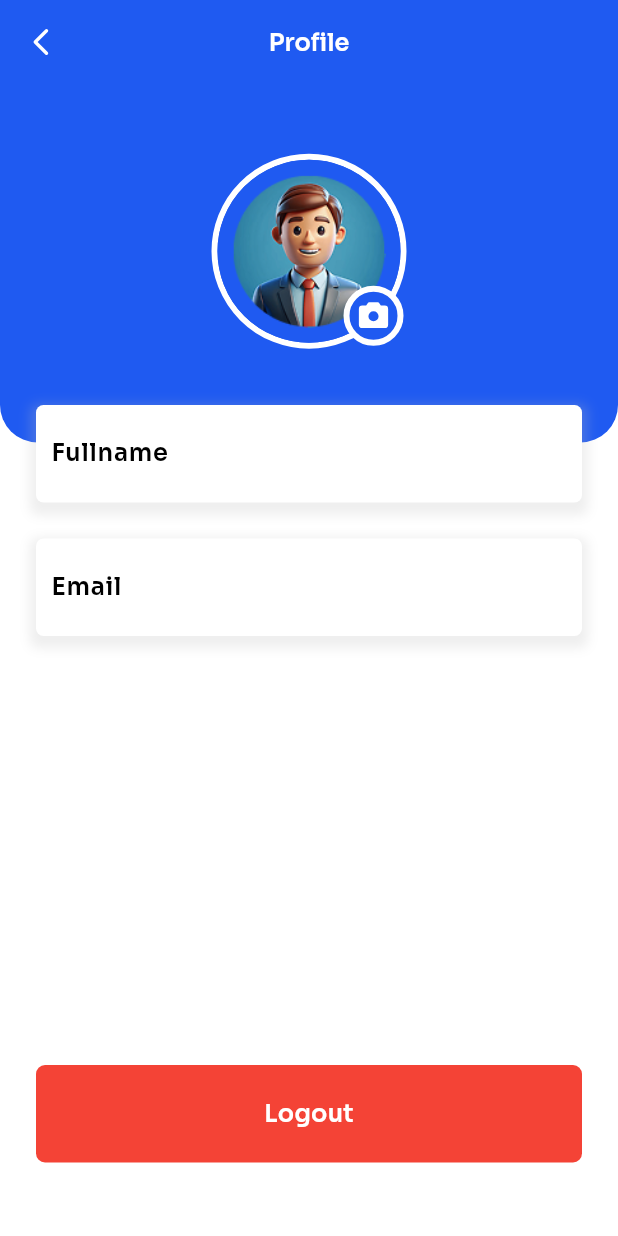
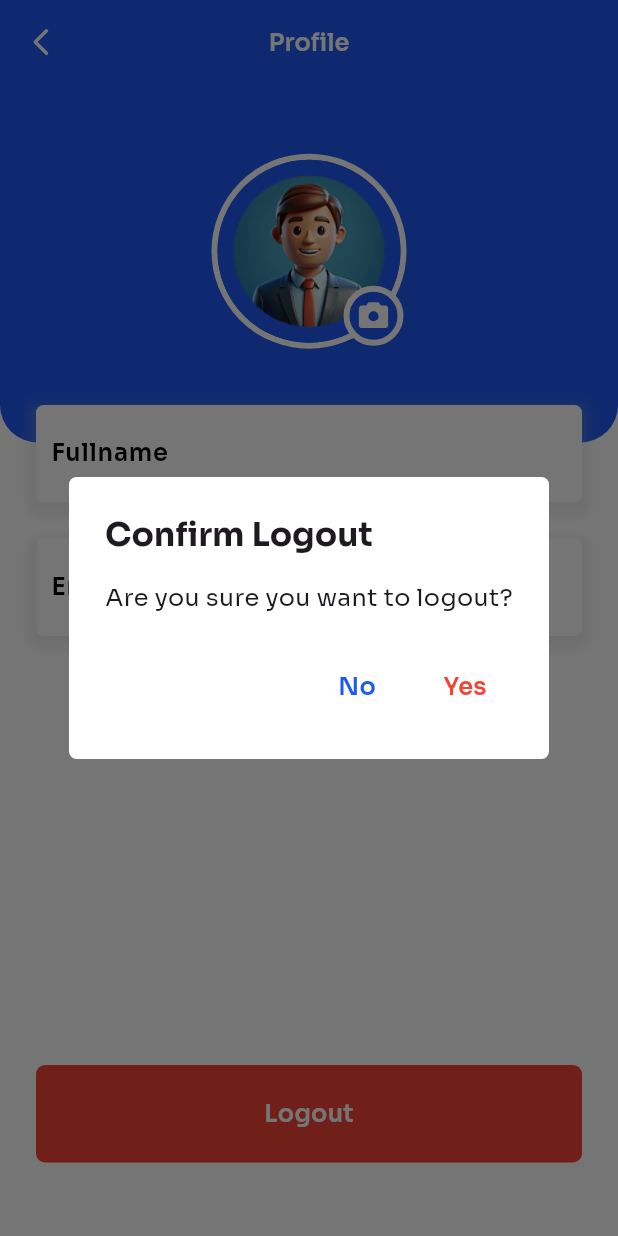
Before and after one commit to bhugthicc2/cvms_mobile, a Flutter app: the ProfilePage screen opened by its route, after a tap on "Logout", on a phone screen of 412 x 824 dp. Run offline on Flutter 3.47's test engine with Material 3 defaults, Android fonts, the phone set to English and light mode, and no system bars; our stand-ins replace audioplayers, cloud_firestore, equatable, firebase_auth, firebase_core, flutter_bloc and 4 more; missing offline and left inert: mobile_scanner; accounts and stored records are empty; generated files the repository leaves out were written again.

Commit message:
cleaning update

```diff
--- a/lib/core/theme/app_strings.dart
+++ b/lib/core/theme/app_strings.dart
@@ -1,10 +1,35 @@
 class AppStrings {
+  //app info and branding
   static const String appName = 'JRMSU - K';
   static const String appInfo = 'CLOUD-BASED VEHICLE MONITORING SYSTEM';
   static const String copyright = '© CDRRMSU - KATIPUNAN, 2025';
+
+  //auth and user management
   static const String loginHeading = 'LOGIN ACCOUNT';
   static const String loginSubHeading = 'Please login your account to access';
-  static const roleSecurity = "security personnel";
-  static const keepLoggedInKey = 'keep_logged_in';
-  static const userIdKey = 'user_id';
+  static const String roleSecurity = "security personnel";
+
+  // SharedPreferences Keys
+  static const String keepLoggedInKey = 'keep_logged_in';
+  static const String userIdKey = 'user_id';
+
+  //time-based greetings
+  static const String morning = 'Good morning';
+  static const String noon = 'Good noon';
+  static const String afternoon = 'Good afternoon';
+  static const String evening = 'Good night';
+
+  //home page quick actions
+  static const String qaLabel = 'Quick Actions';
+  static const String securityPersonnel = 'Security Personnel';
+
+  // Quick Actions Grid Items
+  static const String entranceScanTitle = 'Entrance Scan';
+  static const String entranceScanSubtitle = 'Scan entrance QR';
+  static const String exitScanTitle = 'Exit Scan';
+  static const String exitScanSubtitle = 'Scan exit QR';
+  static const String vehicleScanTitle = 'Vehicle Scan';
+  static const String vehicleScanSubtitle = 'Scan vehicles QR';
+  static const String recentActivityTitle = 'Recent Activity';
+  static const String recentActivitySubtitle = 'View activity history';
 }
--- a/lib/features/auth/bloc/auth_cubit.dart
+++ b/lib/features/auth/bloc/auth_cubit.dart
@@ -46,7 +46,7 @@ class AuthCubit extends Cubit<AuthState> {
     }
   }
 
-  Future<void> logout() async {
+  Future<void> signOut() async {
     await authRepository.signOut();
     emit(AuthLoggedOut());
   }
--- /dev/null
+++ b/lib/features/auth/widgets/dialogs/custom_logout_dialog.dart
@@ -0,0 +1,36 @@
+import 'package:cvms_mobile/core/theme/app_font_sizes.dart';
+import 'package:cvms_mobile/core/theme/app_spacing.dart';
+import 'package:flutter/material.dart';
+
+class CustomLogoutDialog extends StatelessWidget {
+  final VoidCallback onCancel;
+  final VoidCallback onSubmit;
+  const CustomLogoutDialog({
+    super.key,
+    required this.onCancel,
+    required this.onSubmit,
+  });
+
+  @override
+  Widget build(BuildContext context) {
+    return AlertDialog(
+      shape: RoundedRectangleBorder(borderRadius: BorderRadius.circular(5)),
+      insetPadding: AppSpacing.horizontalMd,
+      title: const Text(
+        'Confirm Logout',
+        style: TextStyle(
+          fontFamily: 'Sora',
+          fontSize: AppFontSizes.titleMedium,
+        ),
+      ),
+      content: const Text('Are you sure you want to logout?'),
+      actions: [
+        TextButton(onPressed: onCancel, child: const Text('No')),
+        TextButton(
+          onPressed: onSubmit,
+          child: const Text('Yes', style: TextStyle(color: Colors.red)),
+        ),
+      ],
+    );
+  }
+}
--- a/lib/features/profile/pages/profile_page.dart
+++ b/lib/features/profile/pages/profile_page.dart
@@ -3,13 +3,63 @@ import 'package:cvms_mobile/core/theme/app_colors.dart';
 import 'package:cvms_mobile/core/theme/app_spacing.dart';
 import 'package:cvms_mobile/core/widgets/custom_button.dart';
 import 'package:cvms_mobile/core/widgets/custom_header.dart';
-import 'package:cvms_mobile/features/profile/widgets/custom_text_field.dart';
+import 'package:cvms_mobile/features/auth/bloc/auth_cubit.dart';
+import 'package:cvms_mobile/features/auth/bloc/auth_state.dart';
+import 'package:cvms_mobile/features/auth/widgets/dialogs/custom_logout_dialog.dart';
 import 'package:flutter/material.dart';
+import 'package:flutter_bloc/flutter_bloc.dart';
 import 'package:phosphor_flutter/phosphor_flutter.dart';
 import '../../../core/widgets/custom_app_bar.dart';
+import 'package:cvms_mobile/features/profile/widgets/custom_text_field.dart';
 
-class ProfilePage extends StatelessWidget {
+class ProfilePage extends StatefulWidget {
   const ProfilePage({super.key});
+
+  @override
+  State<ProfilePage> createState() => _ProfilePageState();
+}
+
+class _ProfilePageState extends State<ProfilePage> {
+  late TextEditingController _fullnameController;
+  late TextEditingController _emailController;
+
+  @override
+  void initState() {
+    super.initState();
+    _fullnameController = TextEditingController();
+    _emailController = TextEditingController();
+  }
+
+  @override
+  void dispose() {
+    _fullnameController.dispose();
+    _emailController.dispose();
+    super.dispose();
+  }
+
+  void _handleLogout(BuildContext context) {
+    showDialog(
+      context: context,
+      builder: (BuildContext dialogContext) {
+        return CustomLogoutDialog(
+          onCancel: () => Navigator.of(dialogContext).pop(),
+          onSubmit: () {
+            Navigator.of(dialogContext).pop();
+            _performLogout(context);
+          },
+        );
+      },
+    );
+  }
+
+  void _performLogout(BuildContext context) {
+    context.read<AuthCubit>().signOut();
+    Navigator.pushNamedAndRemoveUntil(
+      context,
+      AppRoutes.login,
+      (route) => false,
+    );
+  }
 
   @override
   Widget build(BuildContext context) {
@@ -17,13 +67,20 @@ class ProfilePage extends StatelessWidget {
 
     final headerHeight = size.height * 0.29;
 
+    return BlocBuilder<AuthCubit, AuthState>(
+      builder: (context, state) {
+        // Get the current user from the cubit
+        final currentUser = state is AuthAuthenticated ? state.user : null;
+        // Update controllers with user data
+        if (currentUser != null) {
+          _fullnameController.text = currentUser.fullname;
+          _emailController.text = currentUser.email;
+        }
         return Scaffold(
           backgroundColor: AppColors.white,
-
           appBar: CustomAppBar(
             pageTitle: 'Profile',
             onPressed: () {
-          //todo
               Navigator.pushNamed(context, AppRoutes.home);
             },
           ),
@@ -103,12 +160,20 @@ class ProfilePage extends StatelessWidget {
                       child: Column(
                         crossAxisAlignment: CrossAxisAlignment.stretch,
                         children: [
-                      CustomTextField(labelText: 'Fullname'),
+                          CustomTextField(
+                            labelText: 'Fullname',
+                            controller: _fullnameController,
+                            readOnly: true,
+                          ),
                           AppSpacing.vLg,
-                      CustomTextField(labelText: 'Email'),
+                          CustomTextField(
+                            labelText: 'Email',
+                            controller: _emailController,
+                            readOnly: true,
+                          ),
                           Spacer(),
                           CustomButton(
-                        onSubmit: () {},
+                            onSubmit: () => _handleLogout(context),
                             btnText: 'Logout',
                             btnColor: AppColors.error,
                           ),
@@ -122,5 +187,7 @@ class ProfilePage extends StatelessWidget {
             ],
           ),
         );
+      },
+    );
   }
 }
--- a/lib/features/profile/widgets/custom_text_field.dart
+++ b/lib/features/profile/widgets/custom_text_field.dart
@@ -4,7 +4,23 @@ import 'package:flutter/material.dart';
 
 class CustomTextField extends StatelessWidget {
   final String labelText;
-  const CustomTextField({super.key, required this.labelText});
+  final TextEditingController? controller;
+  final bool readOnly;
+  final String? initialValue;
+  final void Function(String)? onChanged;
+  final TextInputType? keyboardType;
+  final bool enabled;
+
+  const CustomTextField({
+    super.key,
+    required this.labelText,
+    this.controller,
+    this.readOnly = false,
+    this.initialValue,
+    this.onChanged,
+    this.keyboardType,
+    this.enabled = true,
+  });
 
   @override
   Widget build(BuildContext context) {
@@ -15,7 +31,7 @@ class CustomTextField extends StatelessWidget {
         borderRadius: BorderRadius.circular(5),
         boxShadow: [
           BoxShadow(
-            offset: Offset(0, 4),
+            offset: const Offset(0, 4),
             blurRadius: 6,
             spreadRadius: 4,
             color: Color(0xFFBCBCBC).withValues(alpha: 0.25),
@@ -25,6 +41,12 @@ class CustomTextField extends StatelessWidget {
       ),
       child: Center(
         child: TextFormField(
+          controller: controller,
+          readOnly: readOnly,
+          enabled: enabled,
+          keyboardType: keyboardType,
+          onChanged: onChanged,
+          initialValue: controller == null ? initialValue : null,
           style: TextStyle(
             fontFamily: 'Sora',
             fontWeight: FontWeight.w600,
@@ -48,6 +70,11 @@ class CustomTextField extends StatelessWidget {
             focusedBorder: InputBorder.none,
             errorBorder: InputBorder.none,
             focusedErrorBorder: InputBorder.none,
+            disabledBorder: InputBorder.none,
+            contentPadding: const EdgeInsets.symmetric(
+              horizontal: 0,
+              vertical: 12,
+            ),
           ),
         ),
       ),
```
Also changed, not shown: lib/core/utils/time_greeting_helper.dart (added, +19 -0 lines), lib/features/home/pages/home_page.dart (+16 -14 lines), lib/features/home/widgets/drawer/custom_sidebar.dart (+30 -6 lines). Lines whose indentation alone changed are shown as unchanged.
